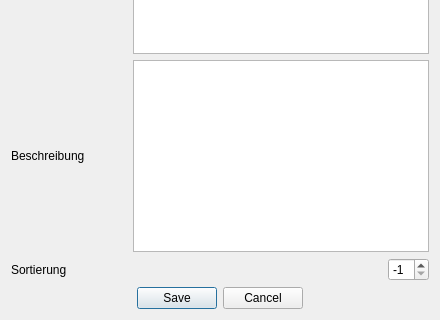
Old version of the form UI/DatenbankEditFertigkeit.ui in the repository Aeolitus/Sephrasto; both pictures show x 0 to 440 and y 230 to 550 of the 440 by 550 pixel window.
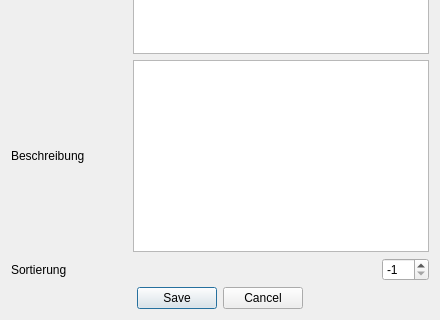
New version of the form.

```diff
--- a/UI/DatenbankEditFertigkeit.ui
+++ b/UI/DatenbankEditFertigkeit.ui
@@ -361,6 +361,9 @@
          <property name="minimum">
           <number>-1</number>
          </property>
+         <property name="maximum">
+          <number>999</number>
+         </property>
          <property name="singleStep">
           <number>1</number>
          </property>
```
Left out of the diff: 12 changed lines with no effect on the pictures. Lines whose indentation alone changed are shown as unchanged.
